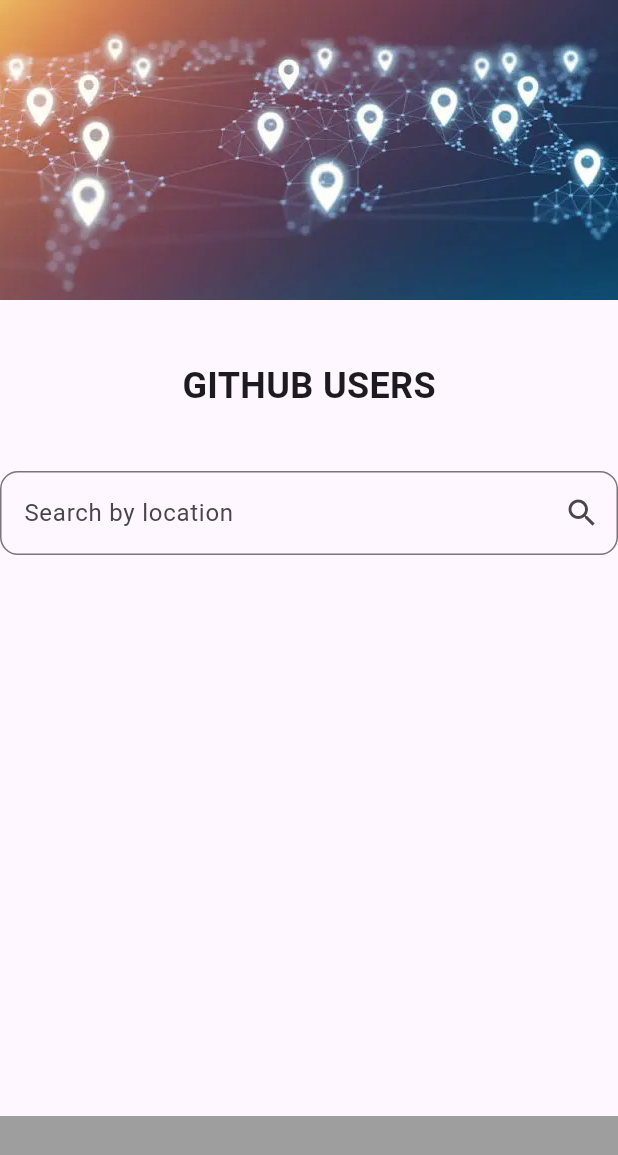
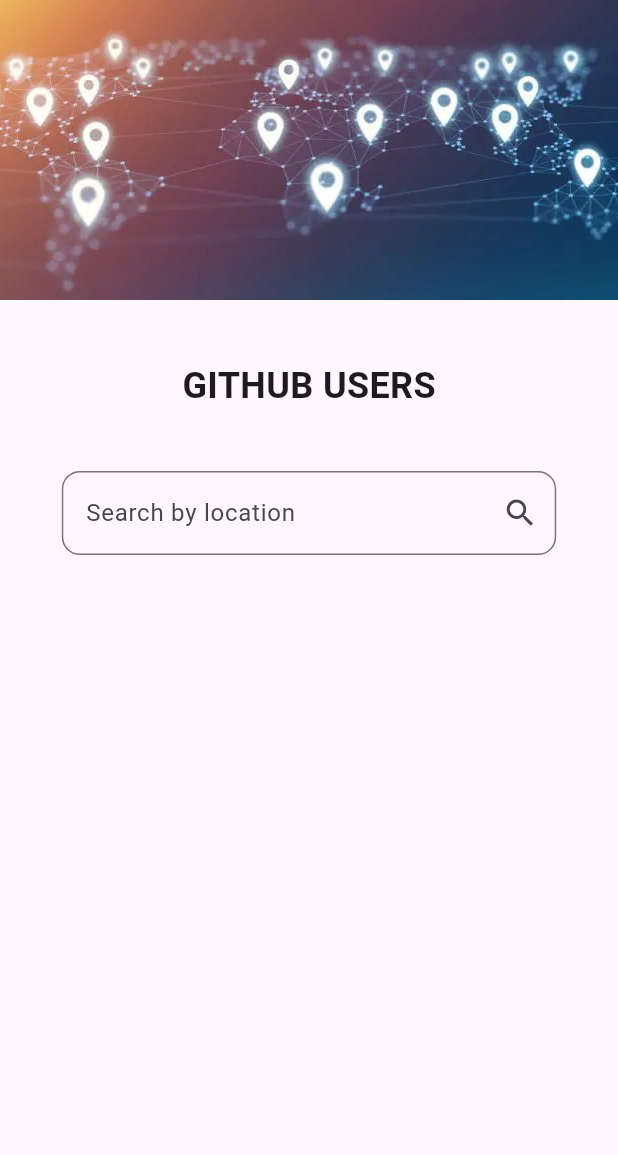
Before and after one commit to trishaagaba/Github-User-App, a Flutter app: the screen it shows after launch, after a tap on "Get Started", on a phone screen of 412 x 824 dp. Shown: the top 1155 px of the screen. Run offline on Flutter 3.47's test engine with Material 3 defaults, Android fonts, the phone set to English and light mode, and no system bars; our stand-ins replace share; network calls fail.

```diff
--- a/lib/home.dart
+++ b/lib/home.dart
@@ -36,7 +36,8 @@
         print('Searching');
       }
     }
-    final response = await http.get(Uri.parse("https://api.github.com/users/{username}"));
+    // final response = await http.get(Uri.parse("https://api.github.com/search/users?q=location:{location}"));
+    final response = await http.get(Uri.parse("https://api.github.com/search/users?q=location:$query"));
     if (kDebugMode) {
       print(response);
     }
@@ -58,12 +59,15 @@
   Widget build(BuildContext context) {
 
     return MaterialApp(
+      debugShowCheckedModeBanner : false,
+
       home: Scaffold(
         body: Column(
           // mainAxisAlignment: MainAxisAlignment.center,
           children: <Widget> [
             Image.asset(
-            "assets/geolocator.jpg", fit: BoxFit.cover, height: 200,
+            "assets/geolocator.jpg",
+            fit: BoxFit.cover, height: 200,
             width: double.infinity,),
             const SizedBox(height: 40.0),
 
@@ -73,8 +77,9 @@
                     )
               , ),
             const SizedBox(height: 40.0),
-            TextField(
-
+            Container(
+              width: MediaQuery.of(context).size.width * 0.8,//80% of screen width
+              child: TextField(
                 controller: _controller,
                 decoration: InputDecoration(
                     border: OutlineInputBorder(
@@ -87,6 +92,8 @@
                       ,)
                 ),
               ),
+            ),
+
             Expanded(
                 child: _hasSearched && _users.isNotEmpty ? listOfNames()
                     : baseBackground()),
@@ -94,21 +101,21 @@
 
           ],
         ),
-      bottomNavigationBar: const BottomAppBar(
-        color: Colors.grey,
-        // Color: Colors.purple[50],
-          child: SizedBox(
-            height: 10.0,
-            child: Row(
-
-              mainAxisAlignment: MainAxisAlignment.spaceAround,
-              children: [
-
-
-              ],
-            ),
-
-      )),
+      // bottomNavigationBar: const BottomAppBar(
+      //   color: Colors.grey,
+      //   // Color: Colors.purple[50],
+      //     child: SizedBox(
+      //       height: 10.0,
+      //       child: Row(
+      //
+      //         mainAxisAlignment: MainAxisAlignment.spaceAround,
+      //         children: [
+      //
+      //
+      //         ],
+      //       ),
+      //
+      // )),
       ),
 
     );
@@ -157,10 +164,10 @@
   }
 
   Widget baseBackground(){
-    return Column(
+    return const Column(
       mainAxisAlignment: MainAxisAlignment.center,
       children: [
-
+          // ImageIcon("")
       ],
     );
   }
--- a/lib/main.dart
+++ b/lib/main.dart
@@ -12,44 +12,15 @@
   @override
   Widget build(BuildContext context) {
     return MaterialApp(
+      debugShowCheckedModeBanner : false,
       title: 'Github Users App',
-        // builder: (context, widget) {
-        //   Widget error = const Text('...rendering error...');
-        //
-        //   if (widget is Scaffold || widget is Navigator) {
-        //     error = Scaffold(body: Center(child: error));
-        //   }
-        //   ErrorWidget.builder = (errorDetails) => error;
-        //   if (widget != null) return widget;
-        //   throw StateError('widget is null');
-        // },
+
       theme: ThemeData(
 
         colorScheme: ColorScheme.fromSeed(seedColor: Colors.pink),
         useMaterial3: true,
       ),
-      home: WelcomePage()
+      home: const WelcomePage()
     );
   }
 }
-
-// class MyHomePage extends StatefulWidget {
-//   const MyHomePage({super.key, required this.title});
-//
-//   // This widget is the home page of your application. It is stateful, meaning
-//   // that it has a State object (defined below) that contains fields that affect
-//   // how it looks.
-//
-//   // This class is the configuration for the state. It holds the values (in this
-//   // case the title) provided by the parent (in this case the App widget) and
-//   // used by the build method of the State. Fields in a Widget subclass are
-//   // always marked "final".
-//
-//   final String title;
-//
-//   @override
-//   State<MyHomePage> createState() => _MyHomePageState();
-// }
-//
-// class _MyHomePageState extends State<MyHomePage> {
-//   int _counter = 0;
--- a/lib/welcome_page.dart
+++ b/lib/welcome_page.dart
@@ -1,5 +1,4 @@
 import 'package:flutter/material.dart';
-import 'package:flutter/widgets.dart';
 import 'home.dart';
 
 class WelcomePage extends StatelessWidget{
@@ -15,39 +14,40 @@
           mainAxisAlignment: MainAxisAlignment.center,
 
           children: <Widget>[
-            Container(
+            SizedBox(
               height: 100,
               width: 100,
               child: Image.asset("assets/githubImg.png"),
             ),
+            // const SizedBox(height: 40),
+            // const Text("Welcome",
+            // style: TextStyle(
+            //   color: Colors.black,
+            //   fontSize: 30,fontWeight: FontWeight.bold
+            // ),),
+            // const Text("to",
+            //   style: TextStyle(
+            //       color: Colors.black,
+            //       fontSize: 30,fontWeight: FontWeight.bold
+            //   ),),
             const SizedBox(height: 40),
-            const Text("Welcome",
-            style: TextStyle(
-              color: Colors.black,
-              fontSize: 30,fontWeight: FontWeight.bold
-            ),),
-            const Text("to",
+            const Text("GITHUB USERS",
               style: TextStyle(
-                  color: Colors.black,
+                  color: Colors.white,
                   fontSize: 30,fontWeight: FontWeight.bold
               ),),
-            const Text("GITHUB USERS",
-              style: TextStyle(
-                  color: Colors.black,
-                  fontSize: 30,fontWeight: FontWeight.bold
-              ),),
-            const SizedBox(height: 40),
+            const SizedBox(height: 360),
 
               // child:Align(alignment: Alignment.bottomCenter,
               ElevatedButton(
                 onPressed: () {
                   context;
-                  Navigator.push(context, MaterialPageRoute(builder: (context)=> HomePage()),
+                  Navigator.push(context, MaterialPageRoute(builder: (context)=> const HomePage()),
                   );
                 },
-                child: Text('Get Started')
+                child: const Text('Get Started')
             ),
-            const SizedBox(height: 40),
+            // const SizedBox(height: 10),
           ],
         ),
       )
@@ -55,10 +55,5 @@
     );
   }
 
-  homefunction() {
-  // Navigator.push(
-  //   context,
-  //   MaterialPageRoute(builder: (context) => home()
-  // );
-  }
+
 }
```
Also changed, not shown: lib/user_model.dart (deleted, +0 -25 lines), lib/user_profile_page.dart (+98 -13 lines), lib/user_service.dart (+34 -9 lines). Lines whose indentation alone changed are shown as unchanged.
